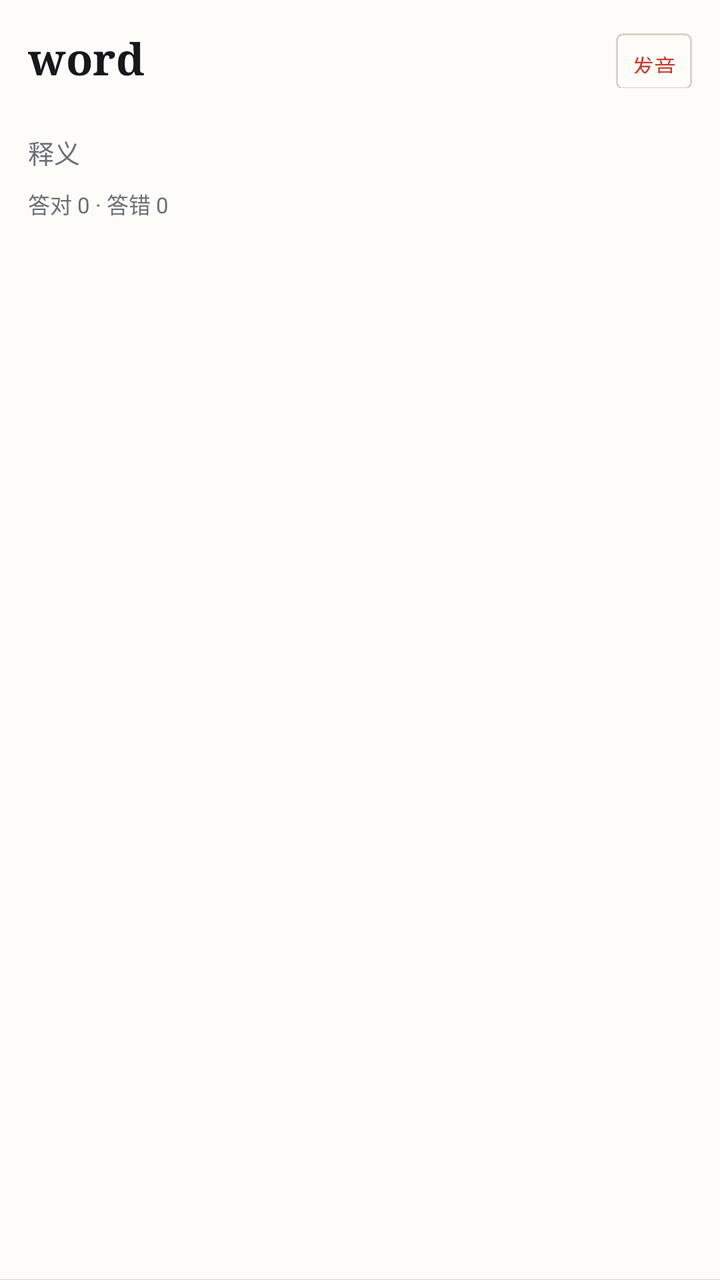
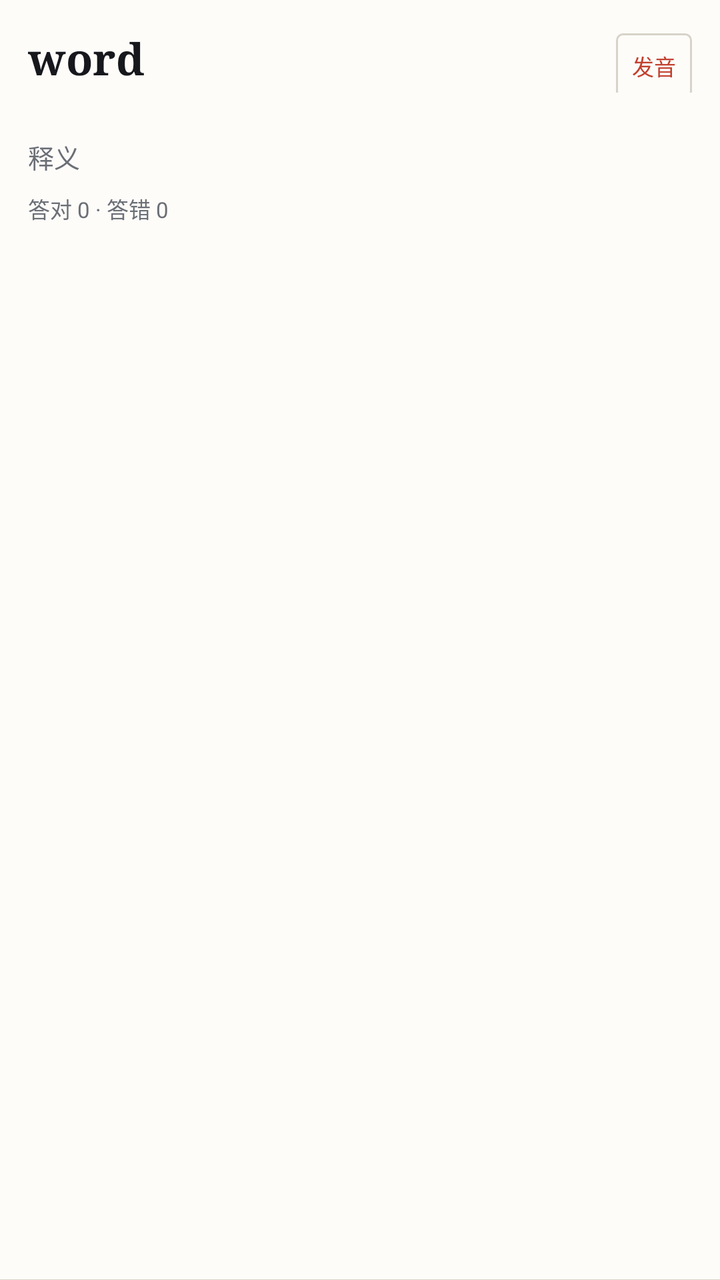

An Android layout rendered at two revisions. The XML below is the earlier revision; the diff shows what the commit changed to produce the second picture.
<!-- AndroidManifest.xml: application theme AppTheme -->
<!-- res/layout/item_word.xml -->
<?xml version="1.0" encoding="utf-8"?>
<LinearLayout xmlns:android="http://schemas.android.com/apk/res/android"
    android:id="@+id/itemRoot"
    android:layout_width="match_parent"
    android:layout_height="wrap_content"
    android:orientation="vertical"
    android:background="@drawable/bg_row"
    android:descendantFocusability="blocksDescendants"
    android:padding="14dp">

    <LinearLayout
        android:layout_width="match_parent"
        android:layout_height="wrap_content"
        android:orientation="horizontal"
        android:gravity="top">

        <TextView
            android:id="@+id/tvWord"
            android:layout_width="0dp"
            android:layout_height="wrap_content"
            android:layout_weight="1"
            android:fontFamily="serif"
            android:text="word"
            android:textSize="22sp"
            android:textStyle="bold"
            android:textColor="@color/text" />

        <TextView
            android:id="@+id/btnItemSpeak"
            android:layout_width="wrap_content"
            android:layout_height="28dp"
            android:layout_marginLeft="8dp"
            android:background="@drawable/bg_btn_ghost"
            android:clickable="true"
            android:focusable="false"
            android:gravity="center"
            android:paddingLeft="8dp"
            android:paddingRight="8dp"
            android:text="发音"
            android:textSize="11sp"
            android:textColor="@color/primary" />
    </LinearLayout>

    <TextView
        android:id="@+id/tvPhonetic"
        android:layout_width="match_parent"
        android:layout_height="wrap_content"
        android:layout_marginTop="2dp"
        android:text=""
        android:textSize="12sp"
        android:textColor="@color/text_sub" />

    <TextView
        android:id="@+id/tvMeaning"
        android:layout_width="match_parent"
        android:layout_height="wrap_content"
        android:layout_marginTop="4dp"
        android:maxLines="2"
        android:ellipsize="end"
        android:text="释义"
        android:textSize="13sp"
        android:lineSpacingExtra="2dp"
        android:textColor="@color/text_sub" />

    <LinearLayout
        android:layout_width="match_parent"
        android:layout_height="wrap_content"
        android:layout_marginTop="8dp"
        android:orientation="horizontal">

        <TextView
            android:id="@+id/tvMeta"
            android:layout_width="0dp"
            android:layout_height="wrap_content"
            android:layout_weight="1"
            android:text="答对 0 · 答错 0"
            android:textSize="11sp"
            android:textColor="@color/text_sub" />

        <TextView
            android:id="@+id/tvReview"
            android:layout_width="wrap_content"
            android:layout_height="wrap_content"
            android:text=""
            android:textSize="11sp"
            android:textColor="@color/primary" />
    </LinearLayout>

</LinearLayout>
<!-- resources referenced by this layout -->
<resources>
  <color name="primary">#C2402F</color>
  <color name="text">#16181D</color>
  <color name="text_sub">#6B6F76</color>
  <!-- drawable bg_btn_ghost (drawable) -->
  <?xml version="1.0" encoding="utf-8"?>
  <shape xmlns:android="http://schemas.android.com/apk/res/android" android:shape="rectangle">
      <solid android:color="@color/card" />
      <corners android:radius="3dp" />
      <stroke android:width="1dp" android:color="@color/line" />
      <padding android:left="12dp" android:top="8dp" android:right="12dp" android:bottom="8dp" />
  </shape>
  <!-- drawable bg_row (drawable) -->
  <?xml version="1.0" encoding="utf-8"?>
  <layer-list xmlns:android="http://schemas.android.com/apk/res/android">
      <item>
          <shape android:shape="rectangle">
              <solid android:color="@color/card" />
          </shape>
      </item>
      <item android:gravity="bottom" android:height="1px">
          <shape android:shape="rectangle">
              <solid android:color="@color/line" />
          </shape>
      </item>
  </layer-list>
  <style name="AppTheme" parent="@android:style/Theme.Material.Light.NoActionBar">
          <item name="android:colorPrimary">@color/primary</item>
          <item name="android:colorPrimaryDark">@color/primary_dark</item>
          <item name="android:colorAccent">@color/accent</item>
          <item name="android:windowBackground">@color/bg</item>
          <item name="android:statusBarColor">@color/bg</item>
          <item name="android:windowLightStatusBar">true</item>
          <item name="android:textColorPrimary">@color/text</item>
          <item name="android:textColorSecondary">@color/text_sub</item>
          <item name="android:textColorHint">@color/text_sub</item>
      </style>
  <color name="card">#FDFCF9</color>
  <color name="line">#D8D3C9</color>
  <color name="primary_dark">#9E3225</color>
  <color name="accent">#16181D</color>
  <color name="bg">#F7F5F0</color>
</resources>

<!-- the commit's change to res/layout/item_word.xml (unified diff, before → after) -->
@@ -5,7 +5,6 @@
     android:layout_height="wrap_content"
     android:orientation="vertical"
     android:background="@drawable/bg_row"
-    android:descendantFocusability="blocksDescendants"
     android:padding="14dp">
 
     <LinearLayout
@@ -28,7 +27,8 @@
         <TextView
             android:id="@+id/btnItemSpeak"
             android:layout_width="wrap_content"
-            android:layout_height="28dp"
+            android:layout_height="wrap_content"
+            android:minHeight="28dp"
             android:layout_marginLeft="8dp"
             android:background="@drawable/bg_btn_ghost"
             android:clickable="true"
<!-- resource entries referenced after the edit -->
@@ -25,19 +25,22 @@
           </shape>
       </item>
   </layer-list>
-  <style name="AppTheme" parent="@android:style/Theme.Material.Light.NoActionBar">
+  <style name="AppTheme" parent="AppThemeBase">
+          <item name="android:statusBarColor">@color/bg</item>
+          <item name="android:windowLightStatusBar">true</item>
+          <item name="android:navigationBarColor">@color/text</item>
+      </style>
+  <color name="card">#FDFCF9</color>
+  <color name="line">#D8D3C9</color>
+  <style name="AppThemeBase" parent="@android:style/Theme.Material.Light.NoActionBar">
           <item name="android:colorPrimary">@color/primary</item>
           <item name="android:colorPrimaryDark">@color/primary_dark</item>
           <item name="android:colorAccent">@color/accent</item>
           <item name="android:windowBackground">@color/bg</item>
-          <item name="android:statusBarColor">@color/bg</item>
-          <item name="android:windowLightStatusBar">true</item>
           <item name="android:textColorPrimary">@color/text</item>
           <item name="android:textColorSecondary">@color/text_sub</item>
           <item name="android:textColorHint">@color/text_sub</item>
       </style>
-  <color name="card">#FDFCF9</color>
-  <color name="line">#D8D3C9</color>
   <color name="primary_dark">#9E3225</color>
   <color name="accent">#16181D</color>
   <color name="bg">#F7F5F0</color>
